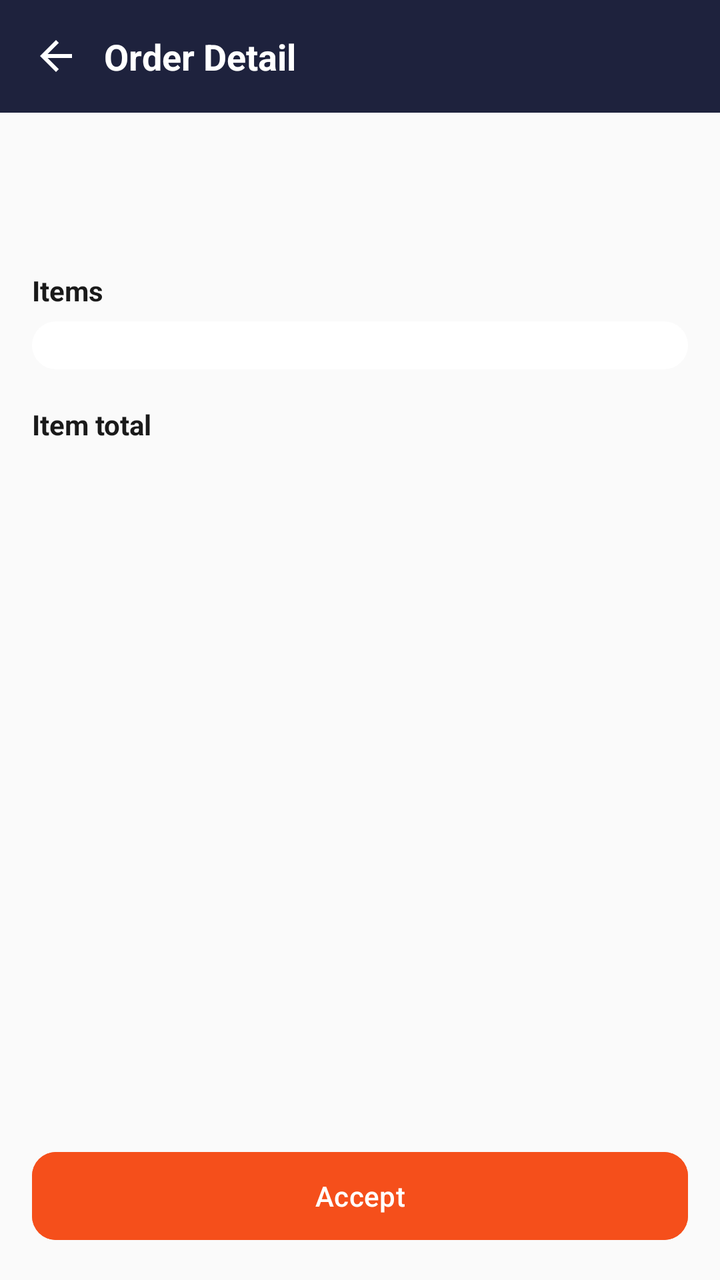
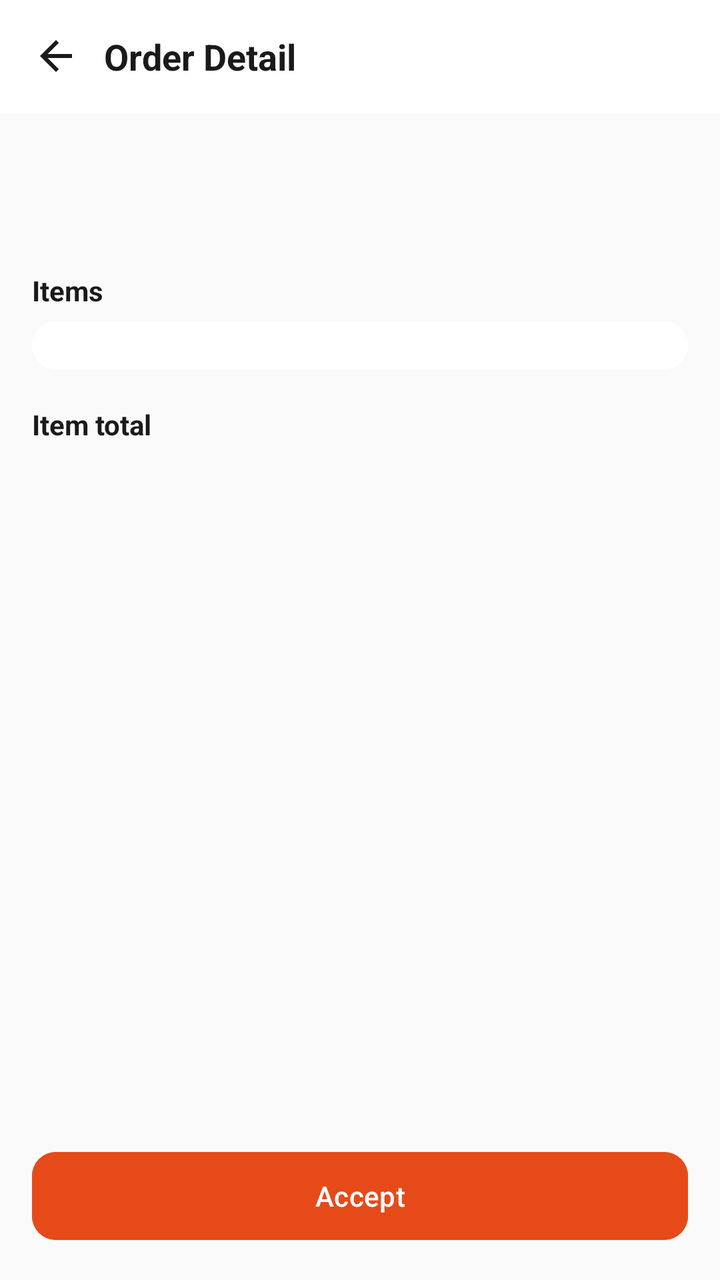

Before-and-after screenshots of an Android layout around one commit, followed by the original layout XML and the change that was made.
<!-- AndroidManifest.xml: application theme Theme.AnydropRestaurant -->
<!-- res/layout/activity_order_detail.xml -->
<?xml version="1.0" encoding="utf-8"?>
<LinearLayout xmlns:android="http://schemas.android.com/apk/res/android"
    xmlns:app="http://schemas.android.com/apk/res-auto"
    android:layout_width="match_parent"
    android:layout_height="match_parent"
    android:orientation="vertical"
    android:background="@color/background">

    
    <LinearLayout
        android:layout_width="match_parent"
        android:layout_height="wrap_content"
        android:orientation="horizontal"
        android:gravity="center_vertical"
        android:padding="16dp"
        android:background="@color/anydrop_ink">

        <ImageView
            android:id="@+id/btnBack"
            android:layout_width="24dp"
            android:layout_height="24dp"
            android:src="@drawable/ic_back"
            app:tint="@color/text_on_ink" />

        <TextView
            android:layout_width="wrap_content"
            android:layout_height="wrap_content"
            android:layout_marginStart="12dp"
            android:text="@string/order_detail_title"
            android:textSize="18sp"
            android:textStyle="bold"
            android:textColor="@color/text_on_ink" />
    </LinearLayout>

    <ScrollView
        android:layout_width="match_parent"
        android:layout_height="0dp"
        android:layout_weight="1">

        <LinearLayout
            android:layout_width="match_parent"
            android:layout_height="wrap_content"
            android:orientation="vertical"
            android:padding="16dp">

            <TextView
                android:id="@+id/orderCodeText"
                android:layout_width="match_parent"
                android:layout_height="wrap_content"
                android:textSize="18sp"
                android:textStyle="bold"
                android:textColor="@color/text_primary" />

            <TextView
                android:id="@+id/statusText"
                android:layout_width="match_parent"
                android:layout_height="wrap_content"
                android:layout_marginTop="2dp"
                android:textColor="@color/anydrop_primary"
                android:textStyle="bold" />

            
            <TextView
                android:id="@+id/scheduledForText"
                android:layout_width="wrap_content"
                android:layout_height="wrap_content"
                android:layout_marginTop="8dp"
                android:background="@drawable/bg_badge_scheduled"
                android:paddingHorizontal="8dp"
                android:paddingVertical="3dp"
                android:textSize="12sp"
                android:textStyle="bold"
                android:textColor="@color/info_fg"
                android:visibility="gone" />

            <TextView
                android:layout_width="wrap_content"
                android:layout_height="wrap_content"
                android:layout_marginTop="18dp"
                android:text="@string/items_label"
                android:textStyle="bold"
                android:textColor="@color/text_primary" />

            <LinearLayout
                android:id="@+id/itemsContainer"
                android:layout_width="match_parent"
                android:layout_height="wrap_content"
                android:orientation="vertical"
                android:layout_marginTop="6dp"
                android:background="@drawable/bg_card_rounded"
                android:padding="12dp" />

            <TextView
                android:id="@+id/instructionsLabel"
                android:layout_width="wrap_content"
                android:layout_height="wrap_content"
                android:layout_marginTop="18dp"
                android:text="@string/customer_note_label"
                android:textStyle="bold"
                android:textColor="@color/text_primary"
                android:visibility="gone" />

            <TextView
                android:id="@+id/instructionsText"
                android:layout_width="match_parent"
                android:layout_height="wrap_content"
                android:layout_marginTop="4dp"
                android:textColor="@color/text_secondary"
                android:visibility="gone" />

            <LinearLayout
                android:layout_width="match_parent"
                android:layout_height="wrap_content"
                android:orientation="horizontal"
                android:layout_marginTop="18dp">

                <TextView
                    android:layout_width="0dp"
                    android:layout_height="wrap_content"
                    android:layout_weight="1"
                    android:text="@string/bill_total_label"
                    android:textStyle="bold"
                    android:textColor="@color/text_primary" />

                <TextView
                    android:id="@+id/itemTotalText"
                    android:layout_width="wrap_content"
                    android:layout_height="wrap_content"
                    android:textStyle="bold"
                    android:textColor="@color/anydrop_primary" />
            </LinearLayout>

            
            <LinearLayout
                android:id="@+id/rejectGroup"
                android:layout_width="match_parent"
                android:layout_height="wrap_content"
                android:orientation="vertical"
                android:layout_marginTop="18dp"
                android:visibility="gone">

                <EditText
                    android:id="@+id/inputRejectReason"
                    android:layout_width="match_parent"
                    android:layout_height="wrap_content"
                    android:hint="@string/hint_reject_reason"
                    android:background="@drawable/bg_card_rounded"
                    android:padding="12dp" />

                <LinearLayout
                    android:layout_width="match_parent"
                    android:layout_height="wrap_content"
                    android:orientation="horizontal"
                    android:layout_marginTop="8dp">

                    <com.google.android.material.button.MaterialButton
                        android:id="@+id/btnConfirmReject"
                        android:layout_width="0dp"
                        android:layout_height="48dp"
                        android:layout_weight="1"
                        android:layout_marginEnd="6dp"
                        android:backgroundTint="@color/error_fg"
                        android:text="@string/btn_confirm_reject"
                        app:cornerRadius="10dp" />

                    <com.google.android.material.button.MaterialButton
                        android:id="@+id/btnCancelReject"
                        style="@style/Widget.MaterialComponents.Button.OutlinedButton"
                        android:layout_width="0dp"
                        android:layout_height="48dp"
                        android:layout_weight="1"
                        android:layout_marginStart="6dp"
                        android:text="@string/btn_cancel"
                        app:cornerRadius="10dp" />
                </LinearLayout>
            </LinearLayout>

        </LinearLayout>
    </ScrollView>

    <LinearLayout
        android:id="@+id/actionBar"
        android:layout_width="match_parent"
        android:layout_height="wrap_content"
        android:orientation="horizontal"
        android:padding="16dp">

        <com.google.android.material.button.MaterialButton
            android:id="@+id/btnSecondaryAction"
            style="@style/Widget.MaterialComponents.Button.OutlinedButton"
            android:layout_width="0dp"
            android:layout_height="52dp"
            android:layout_weight="1"
            android:layout_marginEnd="8dp"
            android:text="@string/btn_reject"
            app:cornerRadius="12dp"
            android:visibility="gone" />

        <com.google.android.material.button.MaterialButton
            android:id="@+id/btnPrimaryAction"
            android:layout_width="0dp"
            android:layout_height="52dp"
            android:layout_weight="1"
            android:backgroundTint="@color/anydrop_primary"
            android:text="@string/btn_accept"
            app:cornerRadius="12dp" />

    </LinearLayout>

</LinearLayout>
<!-- resources referenced by this layout -->
<resources>
  <color name="anydrop_ink">#1E223D</color>
  <color name="anydrop_primary">#F54F1B</color>
  <color name="background">#FAFAFA</color>
  <color name="error_fg">#C62828</color>
  <color name="info_fg">#2955A8</color>
  <color name="text_on_ink">#FFFFFF</color>
  <color name="text_primary">#1A1A1A</color>
  <color name="text_secondary">#6E6E6E</color>
  <!-- drawable bg_badge_scheduled (drawable) -->
  <?xml version="1.0" encoding="utf-8"?>
  <shape xmlns:android="http://schemas.android.com/apk/res/android">
      <solid android:color="@color/info_bg" />
      <corners android:radius="6dp" />
  </shape>
  <!-- drawable bg_card_rounded (drawable) -->
  <shape xmlns:android="http://schemas.android.com/apk/res/android">
      <solid android:color="@color/surface" />
      <corners android:radius="14dp" />
  </shape>
  <!-- drawable ic_back (drawable) -->
  <vector xmlns:android="http://schemas.android.com/apk/res/android"
      android:width="24dp"
      android:height="24dp"
      android:viewportWidth="24"
      android:viewportHeight="24"
      android:tint="?attr/colorControlNormal">
      <path
          android:fillColor="#FF000000"
          android:pathData="M20,11L7.83,11l5.59,-5.59L12,4l-8,8 8,8 1.41,-1.41L7.83,13L20,13z"/>
  </vector>
  <string name="bill_total_label">Item total</string>
  <string name="btn_accept">Accept</string>
  <string name="btn_cancel">Cancel</string>
  <string name="btn_confirm_reject">Confirm Reject</string>
  <string name="btn_reject">Reject</string>
  <string name="customer_note_label">Delivery instructions</string>
  <string name="hint_reject_reason">Reason for rejecting</string>
  <string name="items_label">Items</string>
  <string name="order_detail_title">Order Detail</string>
  <style name="Theme.AnydropRestaurant" parent="Theme.Material3.DayNight.NoActionBar">
          <item name="colorPrimary">@color/anydrop_primary</item>
          <item name="colorPrimaryVariant">@color/anydrop_primary_dark</item>
          <item name="colorOnPrimary">@color/white</item>
          <item name="colorSecondary">@color/anydrop_secondary</item>
          <item name="colorOnSurface">@color/text_primary</item>
          <item name="colorOnSurfaceVariant">@color/text_secondary</item>
          <item name="colorOutline">@color/outline</item>
          <item name="android:windowBackground">@color/background</item>
          
          <item name="android:statusBarColor">@color/anydrop_ink</item>
          <item name="android:windowLightStatusBar">false</item>
          <item name="android:textColorPrimary">@color/text_primary</item>
          <item name="android:textColorSecondary">@color/text_secondary</item>
      </style>
  <color name="info_bg">#E8EEFB</color>
  <color name="surface">#FFFFFF</color>
  <color name="anydrop_primary_dark">#C93E12</color>
  <color name="white">#FFFFFF</color>
  <color name="anydrop_secondary">#2E7D32</color>
  <color name="outline">#E0E0E0</color>
</resources>

<!-- the commit's change to res/layout/activity_order_detail.xml (unified diff, before → after) -->
@@ -13,14 +13,14 @@
         android:orientation="horizontal"
         android:gravity="center_vertical"
         android:padding="16dp"
-        android:background="@color/anydrop_ink">
+        android:background="@color/surface">
 
         <ImageView
             android:id="@+id/btnBack"
             android:layout_width="24dp"
             android:layout_height="24dp"
             android:src="@drawable/ic_back"
-            app:tint="@color/text_on_ink" />
+            app:tint="@color/text_primary" />
 
         <TextView
             android:layout_width="wrap_content"
@@ -29,7 +29,7 @@
             android:text="@string/order_detail_title"
             android:textSize="18sp"
             android:textStyle="bold"
-            android:textColor="@color/text_on_ink" />
+            android:textColor="@color/text_primary" />
     </LinearLayout>
 
     <ScrollView
<!-- resource entries referenced after the edit -->
@@ -1,11 +1,9 @@
 <!-- resources referenced by this layout -->
 <resources>
-  <color name="anydrop_ink">#1E223D</color>
-  <color name="anydrop_primary">#F54F1B</color>
+  <color name="anydrop_primary">#E64A19</color>
   <color name="background">#FAFAFA</color>
   <color name="error_fg">#C62828</color>
   <color name="info_fg">#2955A8</color>
-  <color name="text_on_ink">#FFFFFF</color>
   <color name="text_primary">#1A1A1A</color>
   <color name="text_secondary">#6E6E6E</color>
   <!-- drawable bg_badge_scheduled (drawable) -->
@@ -49,14 +47,14 @@
           <item name="colorOutline">@color/outline</item>
           <item name="android:windowBackground">@color/background</item>
           
-          <item name="android:statusBarColor">@color/anydrop_ink</item>
+          <item name="android:statusBarColor">@color/anydrop_primary</item>
           <item name="android:windowLightStatusBar">false</item>
           <item name="android:textColorPrimary">@color/text_primary</item>
           <item name="android:textColorSecondary">@color/text_secondary</item>
       </style>
   <color name="info_bg">#E8EEFB</color>
   <color name="surface">#FFFFFF</color>
-  <color name="anydrop_primary_dark">#C93E12</color>
+  <color name="anydrop_primary_dark">#B23C14</color>
   <color name="white">#FFFFFF</color>
   <color name="anydrop_secondary">#2E7D32</color>
   <color name="outline">#E0E0E0</color>
